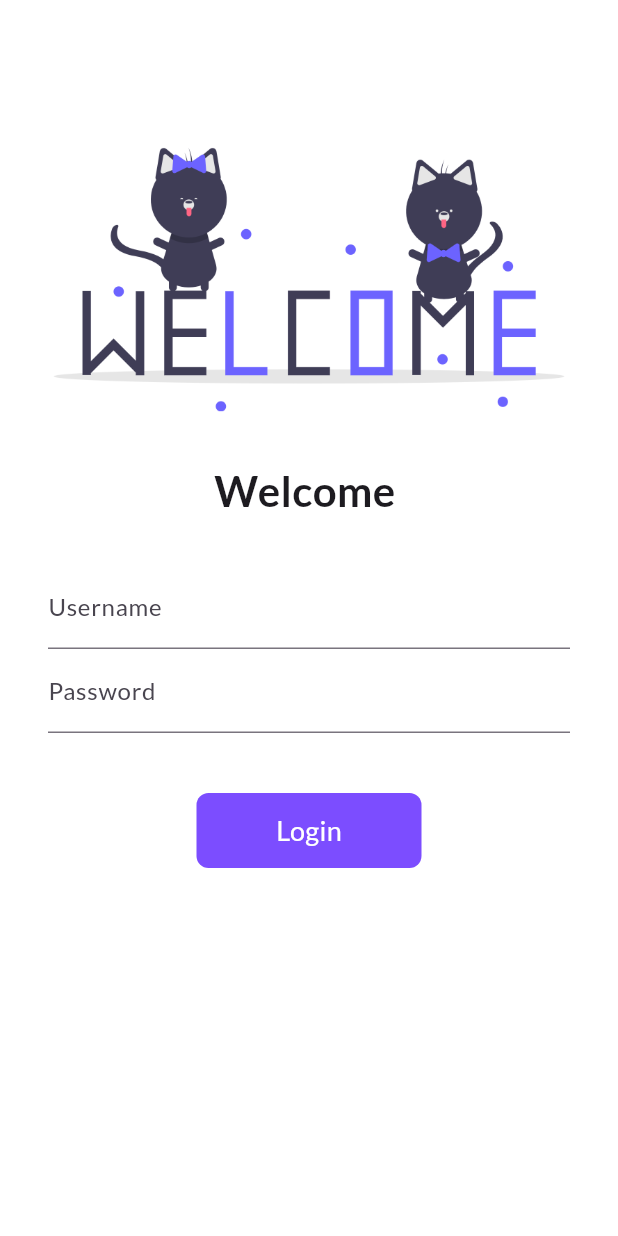
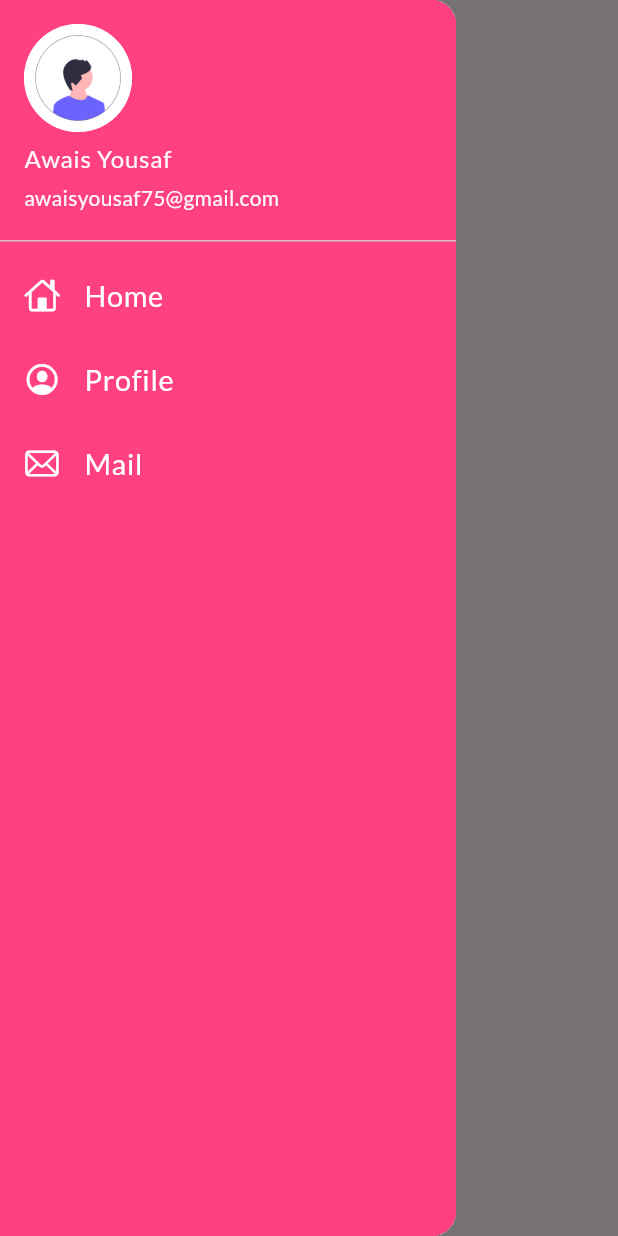
Before and after one commit to awais-yousaf75/flutter_30days, a Flutter app: the screen it shows after launch, with the side drawer open (before the commit the screen has no drawer), on a phone screen of 412 x 824 dp. Run offline on Flutter 3.47's test engine with Material 3 defaults, Android fonts, the phone set to English and light mode, and no system bars; our stand-ins replace google_fonts.

Commit message:
day 9 completed

```diff
--- a/lib/main.dart
+++ b/lib/main.dart
@@ -15,13 +15,14 @@ class MyApp extends StatelessWidget {
   Widget build(BuildContext context) {
     return MaterialApp(
       title: 'Flutter Demo',
-      themeMode: .light,
+      themeMode: ThemeMode.light,
       theme: ThemeData(
-        primarySwatch: Colors.cyan,
+        colorScheme: ColorScheme.fromSeed(seedColor: Colors.pinkAccent),
+        useMaterial3: true,
         fontFamily: GoogleFonts.lato().fontFamily,
       ),
       debugShowCheckedModeBanner: false,
-      initialRoute: "/",
+      initialRoute: MyRoutes.homeRoute,
       routes: {
         "/": (context) => LoginPage(),
         MyRoutes.loginRoute: (context) => LoginPage(),
--- a/lib/pages/home_page.dart
+++ b/lib/pages/home_page.dart
@@ -1,10 +1,15 @@
 import 'package:flutter/material.dart';
+import 'package:flutter_30days/widgets/drawer.dart';
 
 class HomePage extends StatelessWidget {
   const HomePage({super.key});
 
   @override
   Widget build(BuildContext context) {
-    return const Placeholder(child: Text("Home Page"));
+    return Scaffold(
+      appBar: AppBar(title: Text("Home")),
+      body: Column(children: [Text("This is home page.")]),
+      drawer: MyDrawer(),
+    );
   }
 }
--- /dev/null
+++ b/lib/widgets/drawer.dart
@@ -0,0 +1,60 @@
+import 'package:flutter/cupertino.dart';
+import 'package:flutter/material.dart';
+
+class MyDrawer extends StatelessWidget {
+  const MyDrawer({super.key});
+
+  final imageUrl =
+      "https://pngtree.com/freepng/user-profile-avatar_13369988.html";
+
+  @override
+  Widget build(BuildContext context) {
+    return Drawer(
+      child: Container(
+        decoration: BoxDecoration(color: Colors.pinkAccent),
+        child: ListView(
+          padding: EdgeInsets.zero,
+          children: [
+            UserAccountsDrawerHeader(
+              decoration: BoxDecoration(color: Colors.pinkAccent),
+              accountName: Text("Awais Yousaf"),
+              accountEmail: Text("awaisyousaf75@gmail.com"),
+              currentAccountPicture: CircleAvatar(
+                backgroundImage: AssetImage(
+                  "assets/images/undraw_male-avatar_zkzx.png",
+                ),
+              ),
+            ),
+            ListTile(
+              leading: Icon(CupertinoIcons.home, color: Colors.white),
+              title: Text(
+                "Home",
+                style: TextStyle(color: Colors.white),
+                textScaler: TextScaler.linear(1.2),
+              ),
+            ),
+            ListTile(
+              leading: Icon(
+                CupertinoIcons.profile_circled,
+                color: Colors.white,
+              ),
+              title: Text(
+                "Profile",
+                style: TextStyle(color: Colors.white),
+                textScaler: TextScaler.linear(1.2),
+              ),
+            ),
+            ListTile(
+              leading: Icon(CupertinoIcons.mail, color: Colors.white),
+              title: Text(
+                "Mail",
+                style: TextStyle(color: Colors.white),
+                textScaler: TextScaler.linear(1.2),
+              ),
+            ),
+          ],
+        ),
+      ),
+    );
+  }
+}
```
Also changed, not shown: assets/images/undraw_male-avatar_zkzx.png (added), pubspec.lock.
